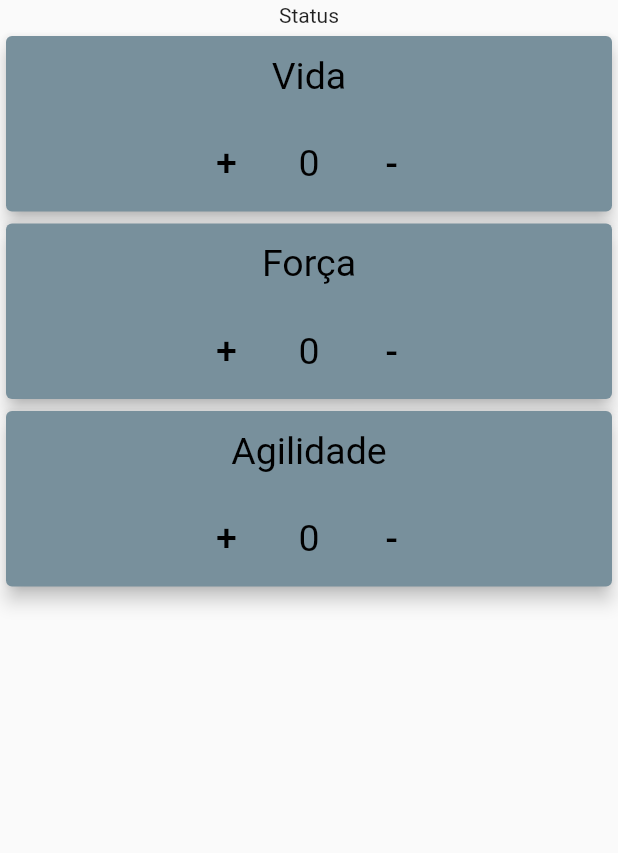
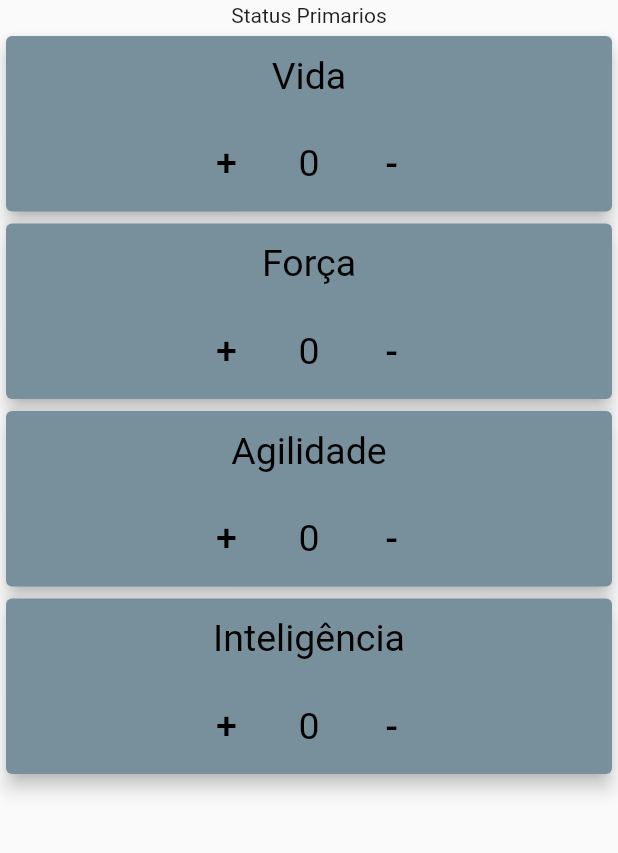
Before and after one commit to 190718/Taverna-do-Voriz, a Flutter app: the screen it shows after launch, on a phone screen of 412 x 824 dp, the part 180-1033 px from its top. Run offline on Flutter 3.47's test engine with Material 2 defaults, Android fonts, the phone set to English and light mode, and no system bars; our stand-ins replace get.

Commit message:
status inteligência

```diff
--- /dev/null
+++ b/lib/Status persona/status_inteligencia.dart
@@ -0,0 +1,90 @@
+import 'package:flutter/material.dart';
+
+class IntPersona extends StatefulWidget {
+  const IntPersona({Key? key}) : super(key: key);
+
+  @override
+  _IntPersonaState createState() => _IntPersonaState();
+}
+
+class _IntPersonaState extends State<IntPersona> {
+  int count = 0;
+
+  void decrament() {
+    setState(() {
+      count--;
+    });
+    print(count);
+  }
+
+  void incrament() {
+    setState(() {
+      count++;
+    });
+    print(count);
+  }
+
+  @override
+  Widget build(BuildContext context) {
+    return Card(
+      color: Colors.blueGrey[400],
+      elevation: 5,
+      child: Column(
+        mainAxisAlignment: MainAxisAlignment.center,
+        children: [
+          const Padding(
+            padding: EdgeInsets.all(12.0),
+            child: Text(
+              'Inteligência',
+              style: TextStyle(
+                fontSize: 25,
+                color: Colors.black,
+              ),
+            ),
+          ),
+          Row(
+            mainAxisAlignment: MainAxisAlignment.center,
+            children: [
+              Padding(
+                padding: EdgeInsets.all(8.0),
+                child: TextButton(
+                  onPressed: incrament,
+                  child: const Text(
+                    '+',
+                    style: TextStyle(
+                      fontSize: 25,
+                      color: Colors.black,
+                    ),
+                  ),
+                ),
+              ),
+              Padding(
+                padding: const EdgeInsets.all(8.0),
+                child: Text(
+                  '$count',
+                  style: const TextStyle(
+                    fontSize: 25,
+                    color: Colors.black,
+                  ),
+                ),
+              ),
+              Padding(
+                padding: const EdgeInsets.all(8.0),
+                child: TextButton(
+                  onPressed: decrament,
+                  child: const Text(
+                    '-',
+                    style: TextStyle(
+                      fontSize: 25,
+                      color: Colors.black,
+                    ),
+                  ),
+                ),
+              ),
+            ],
+          ),
+        ],
+      ),
+    );
+  }
+}
--- a/lib/homa_page.dart
+++ b/lib/homa_page.dart
@@ -1,6 +1,7 @@
 import 'package:flutter/material.dart';
 import 'package:taverna_do_voriz/Status%20persona/status_agilidade.dart';
 import 'package:taverna_do_voriz/Status%20persona/status_foca.dart';
+import 'package:taverna_do_voriz/Status%20persona/status_inteligencia.dart';
 import 'package:taverna_do_voriz/Status%20persona/status_vida.dart';
 
 class HomePage extends StatefulWidget {
@@ -51,7 +52,7 @@ class _HomePageState extends State<HomePage> {
             child: SizedBox(
               height: 20,
               child: Center(
-                child: Text('Status'),
+                child: Text('Status Primarios'),
               ),
             ),
           ),
@@ -69,6 +70,7 @@ class _HomePageState extends State<HomePage> {
                     //
                     ForcaPersona(),
                     const AgilidadePersona(),
+                    const IntPersona(),
                   ],
                 );
               },
```
